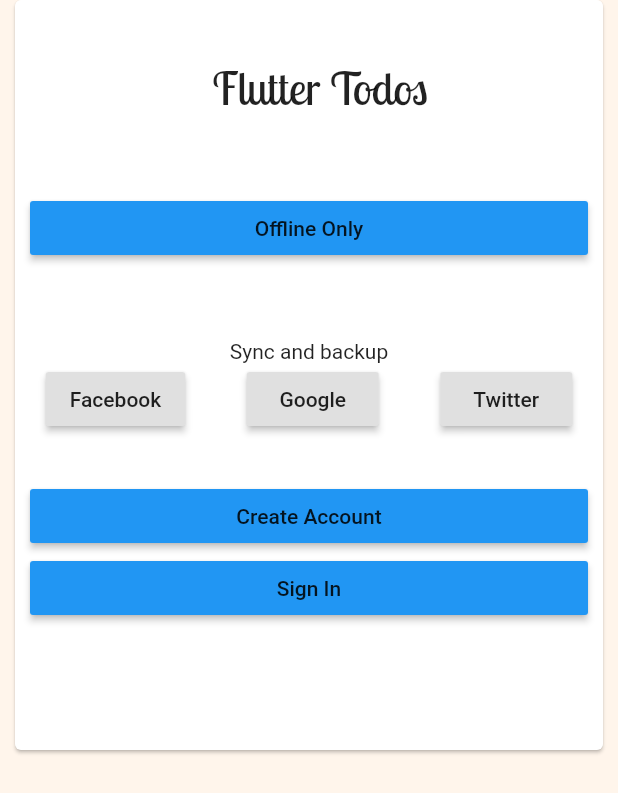
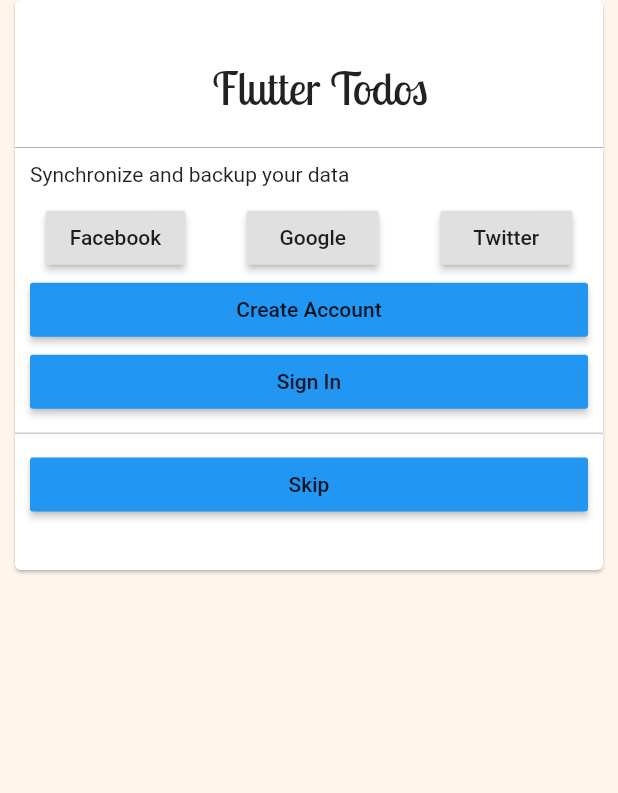
Before and after one commit to mahmudahsan/flutter_todos, a Flutter app: the LaunchScreen screen opened directly, on a phone screen of 412 x 824 dp. Shown: the top 793 px of the screen. Run offline on Flutter 3.47's test engine with Material 2 defaults, Android fonts, the phone set to English and light mode, and no system bars; our stand-ins replace share, sqflite; accounts and stored records are empty.

Commit message:
code refacored and sync todos menu item added to show launch screen

```diff
--- a/lib/utils/utils.dart
+++ b/lib/utils/utils.dart
@@ -9,6 +9,7 @@ import 'package:flutter_todos/utils/colors.dart';
 
 enum kMoreOptionsKeys {
   clearAll,
+  sync,
   moreApps,
   about,
   writeReview,
@@ -19,6 +20,7 @@ enum kMoreOptionsKeys {
 Map<int, String> kMoreOptionsMap = {
   kMoreOptionsKeys.clearAll.index: 'Clear Done',
   kMoreOptionsKeys.moreApps.index: 'More Apps',
+  kMoreOptionsKeys.sync.index: 'Sync Todos',
   kMoreOptionsKeys.about.index: 'About',
   kMoreOptionsKeys.writeReview.index: 'Write a Review',
   kMoreOptionsKeys.shareApp.index: 'Share',
--- a/lib/widgets/launch_screen.dart
+++ b/lib/widgets/launch_screen.dart
@@ -5,8 +5,13 @@
 import 'package:flutter/material.dart';
 import 'package:flutter_todos/widgets/header.dart';
 import 'package:flutter_todos/constants.dart';
+import 'package:flutter_todos/widgets/home_screen.dart';
 
 class LaunchScreen extends StatefulWidget {
+  bool shouldPopOnSkip;
+
+  LaunchScreen({this.shouldPopOnSkip = true});
+
   @override
   _LaunchScreenState createState() => _LaunchScreenState();
 }
@@ -21,7 +26,7 @@ class _LaunchScreenState extends State<LaunchScreen> {
         color: Colors.white,
         child: Container(
           width: MediaQuery.of(context).size.width,
-          height: 500,
+          height: 380,
           child: Column(
             crossAxisAlignment: CrossAxisAlignment.start,
             children: <Widget>[
@@ -34,25 +39,17 @@ class _LaunchScreenState extends State<LaunchScreen> {
                 ),
               ),
               SizedBox(
-                height: 50,
+                height: 20,
               ),
+              getLine(),
               Container(
                 child: Column(
+                  crossAxisAlignment: CrossAxisAlignment.start,
                   children: <Widget>[
-                    Container(
-                      margin: EdgeInsets.symmetric(horizontal: 10),
-                      child: ButtonTheme(
-                        minWidth: double.infinity,
-                        child: RaisedButton(
-                          onPressed: () {},
-                          child: Text('Offline Only'),
-                        ),
-                      ),
+                    Padding(
+                      padding: const EdgeInsets.all(10.0),
+                      child: Text('Synchronize and backup your data'),
                     ),
-                    SizedBox(
-                      height: 50,
-                    ),
-                    Text('Sync and backup'),
                     Row(
                       mainAxisAlignment: MainAxisAlignment.spaceAround,
                       children: <Widget>[
@@ -69,9 +66,6 @@ class _LaunchScreenState extends State<LaunchScreen> {
                           child: Text('Twitter'),
                         ),
                       ],
-                    ),
-                    SizedBox(
-                      height: 30,
                     ),
                     Container(
                       margin: EdgeInsets.symmetric(horizontal: 10),
@@ -94,10 +88,40 @@ class _LaunchScreenState extends State<LaunchScreen> {
                   ],
                 ),
               ),
+              SizedBox(
+                height: 10,
+              ),
+              getLine(),
+              Container(
+                margin: EdgeInsets.symmetric(horizontal: 10, vertical: 10),
+                child: ButtonTheme(
+                  minWidth: double.infinity,
+                  child: RaisedButton(
+                    onPressed: () {
+                      if (widget.shouldPopOnSkip) {
+                        Navigator.pop(context);
+                      } else {
+                        print('I do not know what to do');
+                      }
+                    },
+                    child: Text('Skip'),
+                  ),
+                ),
+              ),
             ],
           ),
         ),
       ),
     );
   }
+
+  Widget getLine() {
+    return SizedBox(
+      height: 0.5,
+      width: double.infinity,
+      child: Container(
+        color: Colors.grey,
+      ),
+    );
+  }
 }
--- a/lib/widgets/popup.dart
+++ b/lib/widgets/popup.dart
@@ -7,6 +7,7 @@ import 'package:share/share.dart';
 import 'package:flutter_todos/model/db_wrapper.dart';
 import 'package:flutter_todos/utils/utils.dart';
 import 'package:flutter_todos/constants.dart';
+import 'package:flutter_todos/widgets/launch_screen.dart';
 
 class Popup extends StatelessWidget {
   Function getTodosAndDones;
@@ -33,6 +34,9 @@ class Popup extends StatelessWidget {
               DBWrapper.sharedInstance.deleteAllDoneTodos();
               getTodosAndDones();
             });
+          } else if (value == kMoreOptionsKeys.sync.index) {
+            Navigator.push(context,
+                MaterialPageRoute(builder: (context) => LaunchScreen()));
           } else if (value == kMoreOptionsKeys.moreApps.index) {
             Utils.launchURL(portfolioUrl);
           } else if (value == kMoreOptionsKeys.about.index) {
```
Also changed, not shown: lib/main.dart (+2 -160 lines), lib/widgets/home_screen.dart (added, +164 -0 lines).
